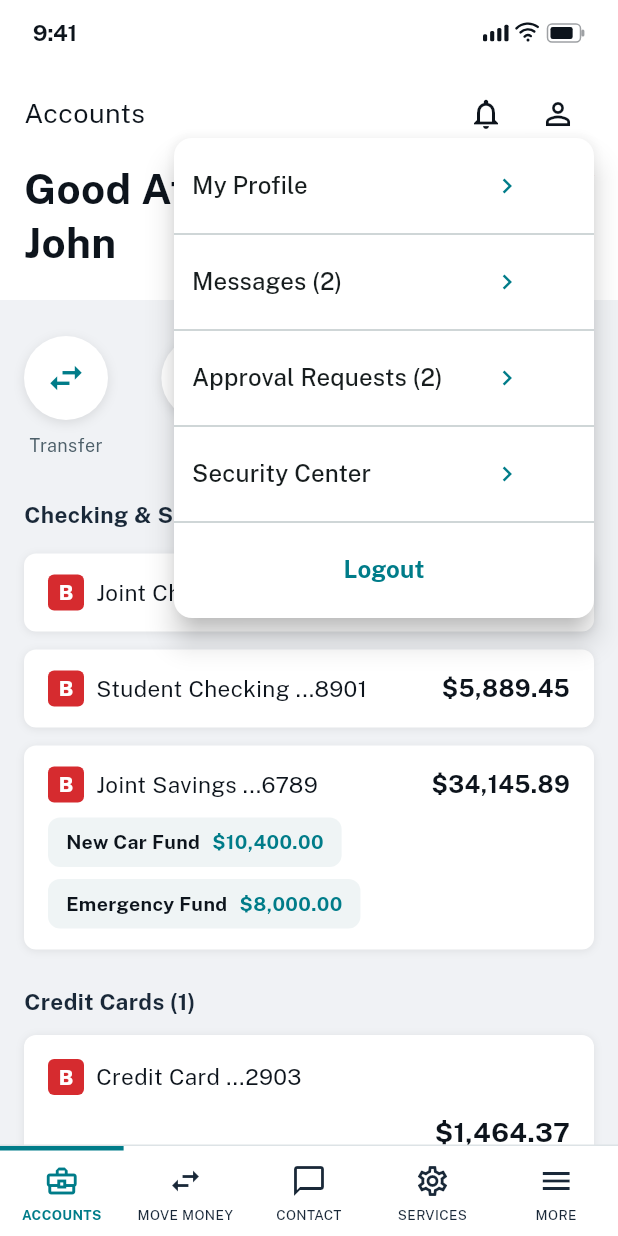
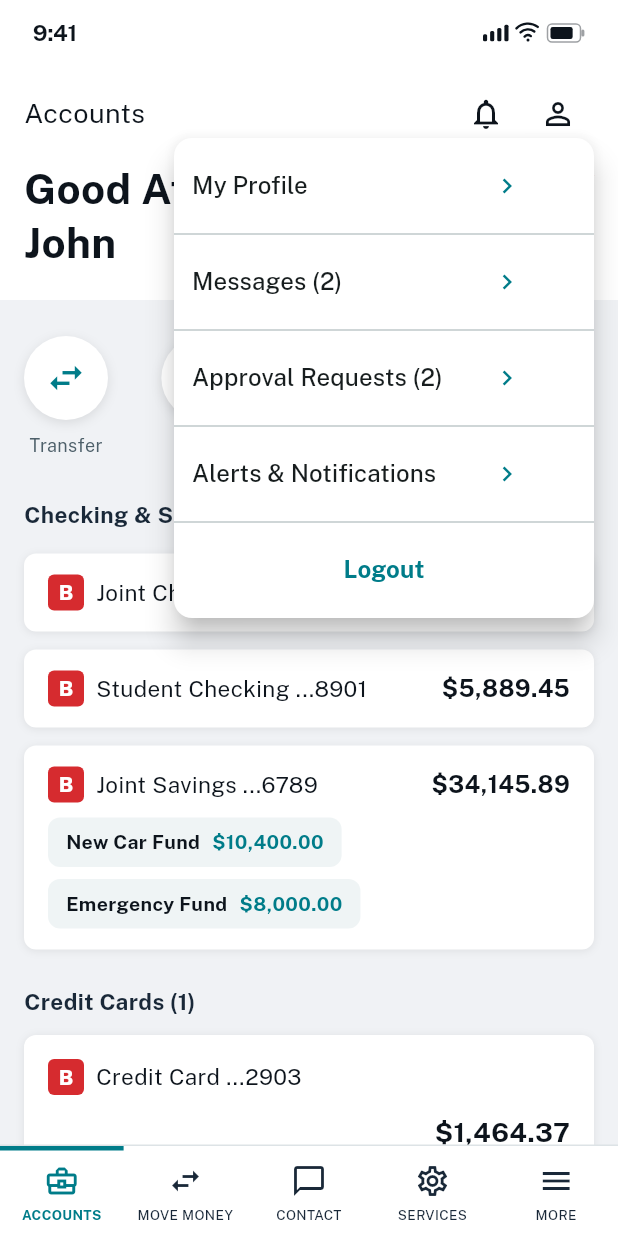
Before and after one commit to chrisfoisydev/MobileApp, a Flutter app: the AccountSummaryScreen screen opened directly, after a tap on the "person outline" icon, on a phone screen of 412 x 824 dp. Run offline on Flutter 3.47's test engine with Material 3 defaults, Android fonts, the phone set to English and light mode, and no system bars; our stand-ins replace google_fonts.

Commit message:
Rename profile menu item to Alerts & Notifications
Match the updated design: the fourth profile-menu item is now 'Alerts &
Notifications' instead of 'Security Center'.

https://claude.ai/code/session_01NuCKxaSF8m2VXGLc8nwLxh

```diff
--- a/lib/widgets/profile_menu_button.dart
+++ b/lib/widgets/profile_menu_button.dart
@@ -12,7 +12,7 @@ class ProfileMenuButton extends StatelessWidget {
   static const _labels = {
     'messages': 'Messages',
     'approvals': 'Approval Requests',
-    'security': 'Security Center',
+    'alerts': 'Alerts & Notifications',
   };
 
   void _handle(BuildContext context, String value) {
@@ -73,7 +73,7 @@ class ProfileMenuButton extends StatelessWidget {
         const PopupMenuDivider(),
         _item('approvals', 'Approval Requests (2)'),
         const PopupMenuDivider(),
-        _item('security', 'Security Center'),
+        _item('alerts', 'Alerts & Notifications'),
         const PopupMenuDivider(),
         const PopupMenuItem<String>(
           value: 'logout',
```
